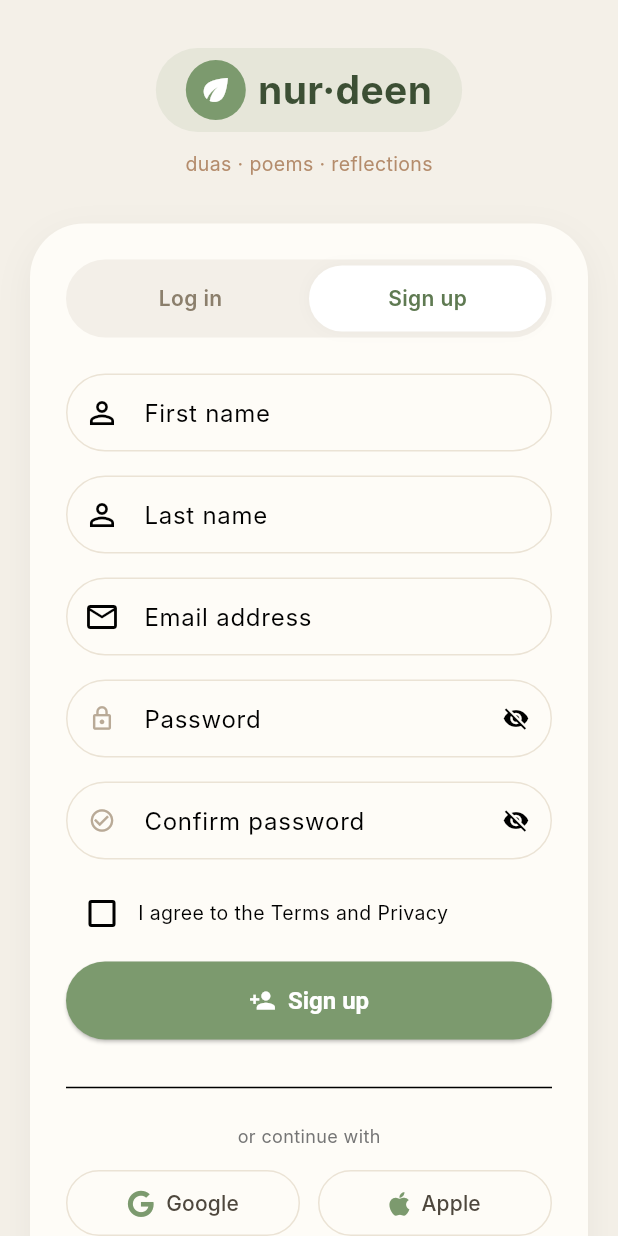
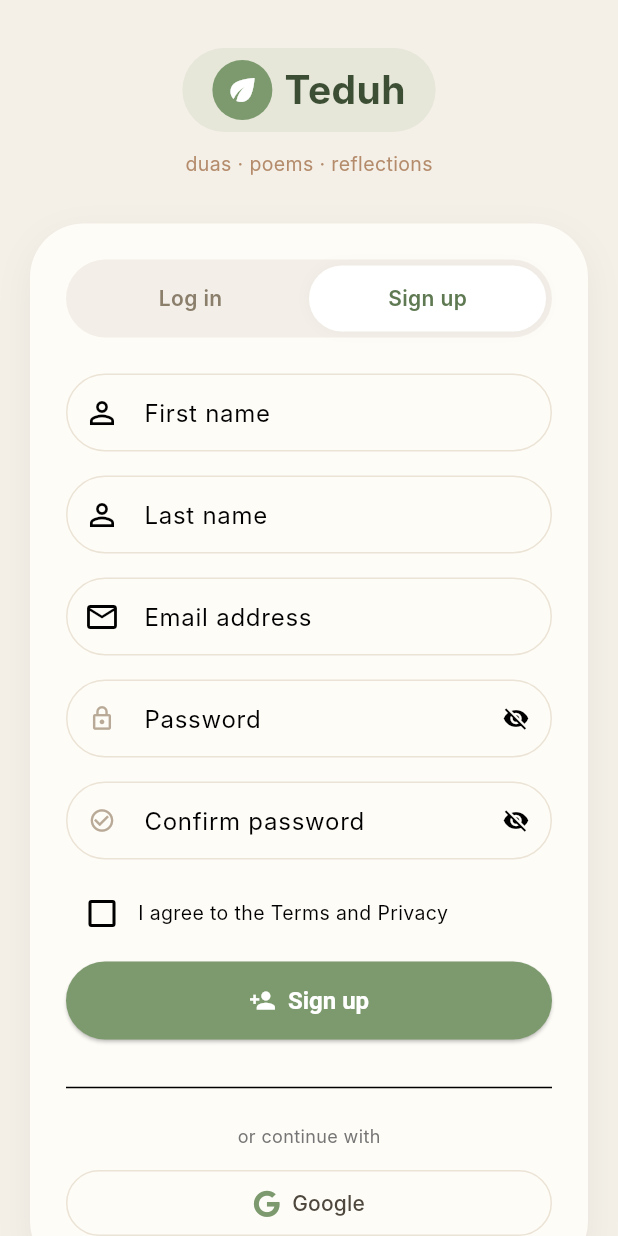
Before and after one commit to mudon/dua-poem-fe, a Flutter app: the screen it shows after launch, after a tap on "Sign up", on a phone screen of 412 x 824 dp. Run offline on Flutter 3.47's test engine with Material 3 defaults, Android fonts, the phone set to English and light mode, and no system bars; our stand-ins replace dio, firebase_auth, firebase_core, firebase_messaging, flutter_bloc, flutter_dotenv and 8 more; missing offline and left inert: dart:js_interop, signalr_core; accounts and stored records are empty; network calls fail; Roboto replaces fonts that are missing (Inter).

Commit message:
change the name and remove unnecessary files

```diff
--- a/lib/core/constants/app_strings.dart
+++ b/lib/core/constants/app_strings.dart
@@ -1,5 +1,5 @@
 class AppStrings {
-  static const String appName = 'nur·deen';
+  static const String appName = 'Teduh';
   static const String tagline = 'duas · poems · reflections';
   static const String login = 'Log in';
   static const String signup = 'Sign up';
@@ -12,5 +12,4 @@
   static const String forgotPassword = 'Forgot password?';
   static const String termsAgree = 'I agree to the Terms and Privacy';
   static const String orContinueWith = 'or continue with';
-  static const String demoNote = 'demo: any email + password "demo123" | or create new account';
 }
--- a/lib/main.dart
+++ b/lib/main.dart
@@ -51,7 +51,7 @@
           builder: (context) {
             final router = AppRouter(authBloc).router;
             return MaterialApp.router(
-              title: 'nur·deen',
+              title: 'Teduh',
               theme: AppTheme.lightTheme,
               routerConfig: router,
             );
--- a/lib/presentation/screens/auth_screen.dart
+++ b/lib/presentation/screens/auth_screen.dart
@@ -769,23 +769,6 @@
                           const SizedBox(height: 12),
                           SocialLoginButtons(
                             onGoogleTap: () => context.read<AuthBloc>().add(GoogleLoginRequested()),
-                            onAppleTap: () => ScaffoldMessenger.of(context).showSnackBar(const SnackBar(content: Text('Apple login demo'))),
-                          ),
-                          const SizedBox(height: 16),
-                          Container(
-                            padding: const EdgeInsets.symmetric(horizontal: 12, vertical: 8),
-                            decoration: BoxDecoration(
-                              color: const Color(0xFFF7F3ED),
-                              borderRadius: BorderRadius.circular(40),
-                            ),
-                            child: Row(
-                              mainAxisSize: MainAxisSize.min,
-                              children: [
-                                const Icon(Icons.science, size: 14, color: AppTheme.earthBrown),
-                                const SizedBox(width: 6),
-                                Text(AppStrings.demoNote, style: const TextStyle(fontSize: 11, color: Color(0xFFA69681))),
-                              ],
-                            ),
                           ),
                         ],
                       ),
--- a/lib/presentation/screens/home_screen.dart
+++ b/lib/presentation/screens/home_screen.dart
@@ -1,6 +1,7 @@
 import 'dart:async';
 import 'package:flutter/material.dart';
 import 'package:flutter_bloc/flutter_bloc.dart';
+import '../../core/constants/app_strings.dart';
 import '../../core/enums/action_type.dart';
 import '../../core/themes/app_theme.dart';
 import '../blocs/auth_bloc/auth_bloc.dart';
@@ -338,12 +339,7 @@
                     child: const Icon(Icons.eco, color: Colors.white, size: 20),
                   ),
                   const SizedBox(width: 8),
-                  const Row(
-                    children: [
-                      Text('nur', style: TextStyle(fontWeight: FontWeight.w700, fontSize: 20, color: Color(0xFF3C4F34))),
-                      Text('·deen', style: TextStyle(fontWeight: FontWeight.w400, fontSize: 20, color: AppTheme.earthBrown)),
-                    ],
-                  ),
+                  Text(AppStrings.appName, style: const TextStyle(fontWeight: FontWeight.w700, fontSize: 20, color: Color(0xFF3C4F34))),
                 ],
               ),
               Row(
--- a/lib/presentation/widgets/auth/social_login_buttons.dart
+++ b/lib/presentation/widgets/auth/social_login_buttons.dart
@@ -4,25 +4,16 @@
 
 class SocialLoginButtons extends StatelessWidget {
   final VoidCallback onGoogleTap;
-  final VoidCallback onAppleTap;
 
-  const SocialLoginButtons({super.key, required this.onGoogleTap, required this.onAppleTap});
+  const SocialLoginButtons({super.key, required this.onGoogleTap});
 
   @override
   Widget build(BuildContext context) {
-    return Row(
-      mainAxisAlignment: MainAxisAlignment.center,
-      children: [
-        _socialButton(FontAwesomeIcons.google, 'Google', onGoogleTap),
-        const SizedBox(width: 12),
-        _socialButton(FontAwesomeIcons.apple, 'Apple', onAppleTap),
-      ],
-    );
+    return _socialButton(FontAwesomeIcons.google, 'Google', onGoogleTap);
   }
 
   Widget _socialButton(dynamic icon, String label, VoidCallback onTap) {
-    return Expanded(
-      child: OutlinedButton(
+    return OutlinedButton(
         onPressed: onTap,
         style: OutlinedButton.styleFrom(
           side: BorderSide(color: AppTheme.warmGray),
@@ -37,7 +28,6 @@
             Text(label, style: const TextStyle(color: Color(0xFF4E473D))),
           ],
         ),
-      ),
     );
   }
 }
```
Also changed, not shown: 5 other files.
